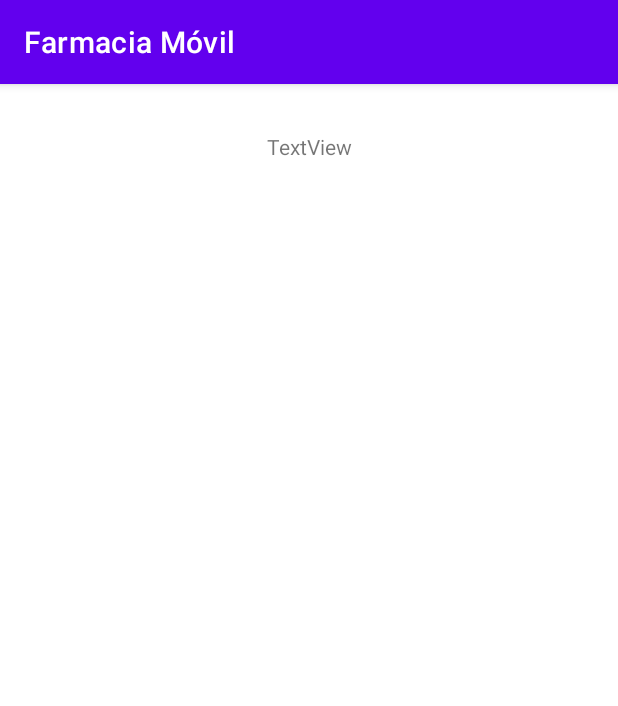
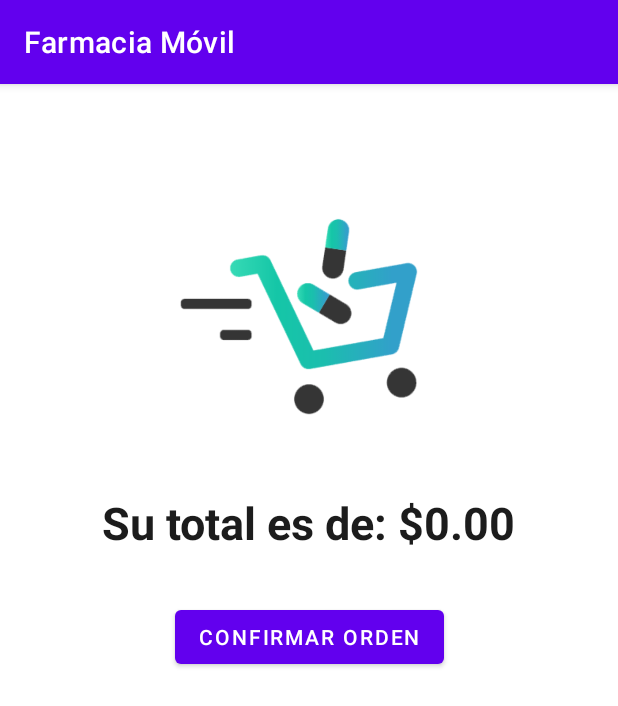
Before and after one commit to Tael98/Parcial2DSM, an Android app: the OrderActivity screen opened directly, with no data from a screen before it, on a phone screen of 412 x 824 dp. Shown: the top 706 px of the screen. Run offline under Robolectric (Android 15) with nearby library versions, the phone set to English and light mode, and no system bars; our stand-ins replace Firebase (no records; nobody signed in at launch, a user with empty details on screens opened directly); Roboto replaces fonts that are not available here.

Commit message:
Compras registradas en la DB

```diff
--- a/app/src/main/AndroidManifest.xml
+++ b/app/src/main/AndroidManifest.xml
@@ -11,7 +11,8 @@
         android:roundIcon="@mipmap/ic_launcher_round"
         android:supportsRtl="true"
         android:theme="@style/Theme.AppFarmaciaDSM">
-        <activity android:name=".OrderActivity"></activity>
+        <activity android:name=".HistoryActivity"></activity>
+        <activity android:name=".OrderActivity" />
         <activity android:name=".HomeActivity" />
         <activity android:name=".RegistrationActivity" />
         <activity android:name=".LoginActivity" />
--- a/app/src/main/java/sv/edu/udb/appfarmaciadsm/OrderActivity.java
+++ b/app/src/main/java/sv/edu/udb/appfarmaciadsm/OrderActivity.java
@@ -2,13 +2,74 @@ package sv.edu.udb.appfarmaciadsm;
 
 import androidx.appcompat.app.AppCompatActivity;
 
+import android.app.AlertDialog;
+import android.content.DialogInterface;
+import android.content.Intent;
 import android.os.Bundle;
+import android.view.View;
+import android.widget.TextView;
+import android.widget.Toast;
+
+import com.google.firebase.database.DatabaseReference;
+import com.google.firebase.database.FirebaseDatabase;
 
 public class OrderActivity extends AppCompatActivity {
+
+    private TextView txtTotal;
+    public String total;
+
+    public static FirebaseDatabase database = FirebaseDatabase.getInstance();
+    public static DatabaseReference refOrden = database.getReference("ordenes");
 
     @Override
     protected void onCreate(Bundle savedInstanceState) {
         super.onCreate(savedInstanceState);
         setContentView(R.layout.activity_order);
+        txtTotal = (TextView)findViewById(R.id.txtTotal);
+
+        total = String.valueOf(HomeActivity.total);
+        if(total.substring(total.lastIndexOf(".") + 1).length() < 2)
+        {
+            //Se añade un 0 para uniformidad
+            total = total + "0";
+        }
+        else if(total.substring(total.lastIndexOf(".") + 1).length() > 2)
+        {
+            String[] parts = total.split("\\.");
+            total = parts[0] + "." + parts[1].substring(0,2);
+        }
+        total = "Su total es de: $" + total;
+        txtTotal.setText(total);
+
+        //Asignando método a los botones
+        findViewById(R.id.btn_Confirm).setOnClickListener( new View.OnClickListener() {
+            @Override
+            public void onClick(View v) {   ConfirmarCompra();  }
+        });
+    }
+
+    private void ConfirmarCompra() {
+        AlertDialog.Builder ad = new AlertDialog.Builder(OrderActivity.this);
+        ad.setMessage("¿Está seguro de registrar esta orden?")
+                .setTitle("Confirmación");
+
+        ad.setPositiveButton("Si", new DialogInterface.OnClickListener() {
+            public void onClick(DialogInterface dialog, int id)
+            {
+                refOrden.push().setValue(HomeActivity.total);
+                Toast.makeText(OrderActivity.this,"¡Orden registrada!",Toast.LENGTH_SHORT).show();
+                HomeActivity.total = 0;
+                Intent intent = new Intent(OrderActivity.this, HomeActivity.class);
+                startActivity(intent);
+            }
+        });
+        ad.setNegativeButton("No", new DialogInterface.OnClickListener()
+        {
+            public void onClick(DialogInterface dialog, int id) {
+                Toast.makeText(OrderActivity.this,"Orden no registrada.",Toast.LENGTH_SHORT).show();
+            }
+        });
+
+        ad.show();
     }
 }
--- a/app/src/main/res/layout/activity_order.xml
+++ b/app/src/main/res/layout/activity_order.xml
@@ -6,15 +6,43 @@
     android:layout_height="match_parent"
     tools:context=".OrderActivity">
 
+    <ImageView
+        android:id="@+id/imageLoginArt3"
+        android:layout_width="0dp"
+        android:layout_height="200dp"
+        android:layout_marginStart="58dp"
+        android:layout_marginTop="48dp"
+        android:layout_marginEnd="58dp"
+        app:layout_constraintEnd_toEndOf="parent"
+        app:layout_constraintHorizontal_bias="0.6"
+        app:layout_constraintStart_toStartOf="parent"
+        app:layout_constraintTop_toTopOf="parent"
+        app:srcCompat="@drawable/order_art" />
+
     <TextView
-        android:id="@+id/textView"
+        android:id="@+id/txtTotal"
         android:layout_width="wrap_content"
         android:layout_height="wrap_content"
         android:layout_marginStart="36dp"
-        android:layout_marginTop="32dp"
+        android:layout_marginTop="24dp"
         android:layout_marginEnd="36dp"
-        android:text="TextView"
+        android:text="placeholder"
+        android:textColor="#1C1C1C"
+        android:textSize="30sp"
+        android:textStyle="bold"
         app:layout_constraintEnd_toEndOf="parent"
         app:layout_constraintStart_toStartOf="parent"
-        app:layout_constraintTop_toTopOf="parent" />
+        app:layout_constraintTop_toBottomOf="@+id/imageLoginArt3" />
+
+    <Button
+        android:id="@+id/btn_Confirm"
+        android:layout_width="wrap_content"
+        android:layout_height="wrap_content"
+        android:layout_marginStart="117dp"
+        android:layout_marginTop="32dp"
+        android:layout_marginEnd="117dp"
+        android:text="@string/btn_confirm"
+        app:layout_constraintEnd_toEndOf="parent"
+        app:layout_constraintStart_toStartOf="parent"
+        app:layout_constraintTop_toBottomOf="@+id/txtTotal" />
 </androidx.constraintlayout.widget.ConstraintLayout>
--- a/app/src/main/res/values/strings.xml
+++ b/app/src/main/res/values/strings.xml
@@ -12,4 +12,5 @@
     <string name="btn_comprar">Realizar compra</string>
     <string name="btn_añadir">Añadir</string>
     <string name="btn_quitar">Quitar</string>
+    <string name="btn_confirm">Confirmar orden</string>
 </resources>
```
Also changed, not shown: app/src/main/java/sv/edu/udb/appfarmaciadsm/HistoryActivity.java (added, +14 -0 lines), app/src/main/res/layout/activity_history.xml (added, +9 -0 lines), app/src/main/res/drawable/order_art.png (added).
